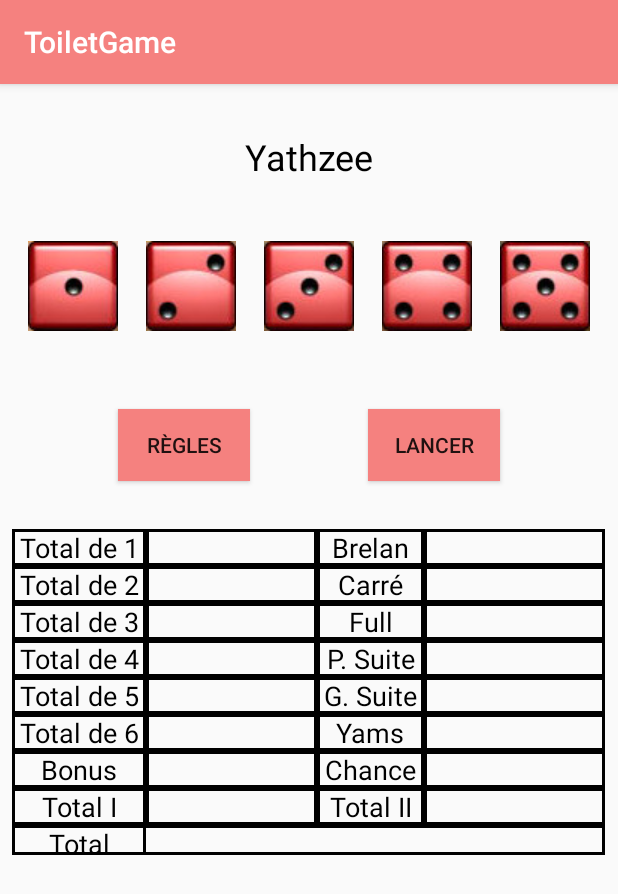
After one commit to AntonnGazagne/ToiletGame, an Android app: the YathzeeActivity screen opened directly, with no data from a screen before it, on a phone screen of 412 x 824 dp. The commit adds this screen. Shown: the top 894 px of the screen. Run offline under Robolectric (Android 15) with nearby library versions, the phone set to English and light mode, and no system bars.

Commit message:
page du yathzee dessiné

```diff
--- a/app/build.gradle
+++ b/app/build.gradle
@@ -24,7 +24,7 @@ android {
 
 dependencies {
     implementation fileTree(dir: 'libs', include: ['*.jar'])
-    implementation"org.jetbrains.kotlin:kotlin-stdlib-jdk7:$kotlin_version"
+    implementation "org.jetbrains.kotlin:kotlin-stdlib-jdk7:$kotlin_version"
     implementation 'com.android.support:appcompat-v7:28.0.0'
     implementation 'com.android.support.constraint:constraint-layout:1.1.3'
     testImplementation 'junit:junit:4.12'
--- a/app/src/main/AndroidManifest.xml
+++ b/app/src/main/AndroidManifest.xml
@@ -9,6 +9,8 @@
             android:roundIcon="@mipmap/ic_launcher_round"
             android:supportsRtl="true"
             android:theme="@style/AppTheme">
+        <activity android:name=".YathzeeActivity">
+        </activity>
         <activity android:name=".MainActivity">
             <intent-filter>
                 <action android:name="android.intent.action.MAIN"/>
--- /dev/null
+++ b/app/src/main/java/fr/isen/toiletgame/YathzeeActivity.kt
@@ -0,0 +1,12 @@
+package fr.isen.toiletgame
+
+import android.support.v7.app.AppCompatActivity
+import android.os.Bundle
+
+class YathzeeActivity : AppCompatActivity() {
+
+    override fun onCreate(savedInstanceState: Bundle?) {
+        super.onCreate(savedInstanceState)
+        setContentView(R.layout.activity_yathzee)
+    }
+}
--- /dev/null
+++ b/app/src/main/res/drawable/border.xml
@@ -0,0 +1,5 @@
+<?xml version="1.0" encoding="utf-8"?>
+<shape xmlns:android="http://schemas.android.com/apk/res/android"
+       android:shape="rectangle">
+    <stroke android:width="3px" android:color="@android:color/black" />
+</shape>
--- /dev/null
+++ b/app/src/main/res/layout/activity_yathzee.xml
@@ -0,0 +1,320 @@
+<?xml version="1.0" encoding="utf-8"?>
+<android.support.constraint.ConstraintLayout
+        xmlns:android="http://schemas.android.com/apk/res/android"
+        xmlns:tools="http://schemas.android.com/tools"
+        xmlns:app="http://schemas.android.com/apk/res-auto"
+        android:layout_width="match_parent"
+        android:layout_height="match_parent"
+        tools:context=".YathzeeActivity">
+    <TableLayout
+            android:layout_width="395dp"
+            android:layout_height="217dp"
+            app:layout_constraintStart_toStartOf="parent" android:layout_marginStart="8dp"
+            android:layout_marginEnd="8dp" app:layout_constraintEnd_toEndOf="parent"
+            app:layout_constraintHorizontal_bias="0.0"
+            android:background="@drawable/border" android:layout_marginTop="32dp"
+            app:layout_constraintTop_toBottomOf="@+id/rulesButton">
+        <TableRow
+                android:layout_width="171dp"
+                android:layout_height="77dp">
+            <TextView
+                    android:text="Total de 1"
+                    android:layout_width="89dp"
+                    android:layout_height="wrap_content" android:id="@+id/sum1View" android:textSize="18sp"
+                    android:textColor="@color/colorAccent" android:lineSpacingExtra="8sp"
+                    android:background="@drawable/border" android:textAlignment="center"/>
+            <TextView
+                    android:layout_width="wrap_content"
+                    android:layout_height="wrap_content" android:id="@+id/sum1ScoreView" android:textSize="18sp"
+                    android:textColor="@color/colorAccent" android:textAlignment="center"
+                    android:lineSpacingExtra="8sp"
+                    android:background="@drawable/border"/>
+            <TextView
+                    android:text="Brelan"
+                    android:layout_width="wrap_content"
+                    android:layout_height="wrap_content" android:id="@+id/brelanView" android:textSize="18sp"
+                    android:textColor="@color/colorAccent" android:lineSpacingExtra="8sp"
+                    android:background="@drawable/border" android:textAlignment="center"/>
+            <TextView
+                    android:layout_width="wrap_content"
+                    android:layout_height="match_parent" android:id="@+id/brelanScoreView" android:textSize="18sp"
+                    android:textColor="@color/colorAccent" android:textAlignment="center"
+                    android:lineSpacingExtra="8sp"
+                    android:background="@drawable/border"/>
+        </TableRow>
+        <TableRow
+                android:layout_width="match_parent"
+                android:layout_height="match_parent">
+            <TextView
+                    android:text="Total de 2"
+                    android:layout_width="wrap_content"
+                    android:layout_height="wrap_content" android:id="@+id/sum2View" android:textSize="18sp"
+                    android:textColor="@color/colorAccent" android:lineSpacingExtra="8sp"
+                    android:background="@drawable/border" android:textAlignment="center"/>
+            <TextView
+                    android:layout_width="wrap_content"
+                    android:layout_height="wrap_content" android:id="@+id/sum2ScoreView" android:textSize="18sp"
+                    android:textColor="@color/colorAccent" android:textAlignment="center"
+                    android:lineSpacingExtra="8sp"
+                    android:background="@drawable/border"
+            />
+            <TextView
+                    android:text="Carré"
+                    android:layout_width="wrap_content"
+                    android:layout_height="wrap_content" android:id="@+id/carreView" android:textSize="18sp"
+                    android:textColor="@color/colorAccent" android:lineSpacingExtra="8sp"
+                    android:background="@drawable/border" android:textAlignment="center"/>
+            <TextView
+                    android:layout_width="wrap_content"
+                    android:layout_height="match_parent" android:id="@+id/carreScoreView" android:textSize="18sp"
+                    android:textColor="@color/colorAccent" android:textAlignment="center"
+                    android:lineSpacingExtra="8sp"
+                    android:background="@drawable/border"/>
+        </TableRow>
+        <TableRow
+                android:layout_width="match_parent"
+                android:layout_height="match_parent">
+            <TextView
+                    android:text="Total de 3"
+                    android:layout_width="wrap_content"
+                    android:layout_height="wrap_content" android:id="@+id/sum3View" android:textSize="18sp"
+                    android:textColor="@color/colorAccent" android:lineSpacingExtra="8sp"
+                    android:background="@drawable/border" android:textAlignment="center"/>
+            <TextView
+                    android:layout_width="wrap_content"
+                    android:layout_height="wrap_content" android:id="@+id/sum3ScoreView" android:textSize="18sp"
+                    android:textColor="@color/colorAccent" android:textAlignment="center"
+                    android:lineSpacingExtra="8sp"
+                    android:background="@drawable/border"/>
+            <TextView
+                    android:text="Full"
+                    android:layout_width="wrap_content"
+                    android:layout_height="wrap_content" android:id="@+id/fullView" android:textSize="18sp"
+                    android:textColor="@color/colorAccent" android:lineSpacingExtra="8sp"
+                    android:background="@drawable/border" android:textAlignment="center"/>
+            <TextView
+                    android:layout_width="wrap_content"
+                    android:layout_height="match_parent" android:id="@+id/fullScoreView" android:textSize="18sp"
+                    android:textColor="@color/colorAccent" android:textAlignment="center"
+                    android:lineSpacingExtra="8sp"
+                    android:background="@drawable/border"/>
+        </TableRow>
+        <TableRow
+                android:layout_width="match_parent"
+                android:layout_height="match_parent">
+            <TextView
+                    android:text="Total de 4"
+                    android:layout_width="wrap_content"
+                    android:layout_height="wrap_content" android:id="@+id/sum4View" android:textSize="18sp"
+                    android:textColor="@color/colorAccent" android:lineSpacingExtra="8sp"
+                    android:background="@drawable/border" android:textAlignment="center"/>
+            <TextView
+                    android:layout_width="wrap_content"
+                    android:layout_height="wrap_content" android:id="@+id/sum4ScoreView" android:textSize="18sp"
+                    android:textColor="@color/colorAccent" android:textAlignment="center"
+                    android:lineSpacingExtra="8sp"
+                    android:background="@drawable/border"/>
+            <TextView
+                    android:text="P. Suite"
+                    android:layout_width="wrap_content"
+                    android:layout_height="wrap_content" android:id="@+id/psuiteView" android:textSize="18sp"
+                    android:textColor="@color/colorAccent" android:lineSpacingExtra="8sp"
+                    android:background="@drawable/border" android:textAlignment="center"/>
+            <TextView
+                    android:layout_width="wrap_content"
+                    android:layout_height="match_parent" android:id="@+id/psuiteScoreView" android:textSize="18sp"
+                    android:textColor="@color/colorAccent" android:textAlignment="center"
+                    android:lineSpacingExtra="8sp"
+                    android:background="@drawable/border"/>
+        </TableRow>
+        <TableRow
+                android:layout_width="match_parent"
+                android:layout_height="match_parent">
+            <TextView
+                    android:text="Total de 5"
+                    android:layout_width="wrap_content"
+                    android:layout_height="wrap_content" android:id="@+id/sum5View" android:textSize="18sp"
+                    android:textColor="@color/colorAccent" android:lineSpacingExtra="8sp"
+                    android:background="@drawable/border" android:textAlignment="center"/>
+            <TextView
+                    android:layout_width="wrap_content"
+                    android:layout_height="wrap_content" android:id="@+id/sum5ScoreView" android:textSize="18sp"
+                    android:textColor="@color/colorAccent" android:textAlignment="center"
+                    android:lineSpacingExtra="8sp"
+                    android:background="@drawable/border"/>
+            <TextView
+                    android:text="G. Suite"
+                    android:layout_width="wrap_content"
+                    android:layout_height="wrap_content" android:id="@+id/gsuiteView" android:textSize="18sp"
+                    android:textColor="@color/colorAccent" android:lineSpacingExtra="8sp"
+                    android:background="@drawable/border" android:textAlignment="center"/>
+            <TextView
+                    android:layout_width="wrap_content"
+                    android:layout_height="match_parent" android:id="@+id/gsuiteScoreView" android:textSize="18sp"
+                    android:textColor="@color/colorAccent" android:textAlignment="center"
+                    android:lineSpacingExtra="8sp"
+                    android:background="@drawable/border"/>
+        </TableRow>
+        <TableRow
+                android:layout_width="match_parent"
+                android:layout_height="match_parent">
+            <TextView
+                    android:text="Total de 6"
+                    android:layout_width="wrap_content"
+                    android:layout_height="match_parent" android:id="@+id/sum6View" android:textSize="18sp"
+                    android:textColor="@color/colorAccent" android:lineSpacingExtra="8sp"
+                    android:background="@drawable/border" android:textAlignment="center"/>
+            <TextView
+                    android:layout_width="wrap_content"
+                    android:layout_height="wrap_content" android:id="@+id/sum6ScoreView" android:textSize="18sp"
+                    android:textColor="@color/colorAccent" android:textAlignment="center"
+                    android:lineSpacingExtra="8sp"
+                    android:background="@drawable/border"/>
+            <TextView
+                    android:text="Yams"
+                    android:layout_width="wrap_content"
+                    android:layout_height="wrap_content" android:id="@+id/yamsView" android:textSize="18sp"
+                    android:textColor="@color/colorAccent" android:lineSpacingExtra="8sp"
+                    android:background="@drawable/border" android:textAlignment="center"/>
+            <TextView
+                    android:layout_width="wrap_content"
+                    android:layout_height="match_parent" android:id="@+id/yamsScoreView" android:textSize="18sp"
+                    android:textColor="@color/colorAccent" android:textAlignment="center"
+                    android:lineSpacingExtra="8sp"
+                    android:background="@drawable/border"/>
+        </TableRow>
+        <TableRow
+                android:layout_width="match_parent"
+                android:layout_height="match_parent">
+            <TextView
+                    android:text="Bonus"
+                    android:layout_width="wrap_content"
+                    android:layout_height="wrap_content" android:id="@+id/bonusView" android:textSize="18sp"
+                    android:textColor="@color/colorAccent" android:textAlignment="center"
+                    android:lineSpacingExtra="8sp"
+                    android:background="@drawable/border"/>
+            <TextView
+                    android:layout_width="wrap_content"
+                    android:layout_height="wrap_content" android:id="@+id/bonusScoreView" android:textSize="18sp"
+                    android:textColor="@color/colorAccent" android:lineSpacingExtra="8sp"
+                    android:background="@drawable/border" android:textAlignment="center"/>
+            <TextView
+                    android:text="Chance"
+                    android:layout_width="71dp"
+                    android:layout_height="wrap_content" android:id="@+id/chanceView" android:textSize="18sp"
+                    android:textColor="@color/colorAccent" android:textAlignment="center"
+                    android:lineSpacingExtra="8sp"
+                    android:background="@drawable/border"/>
+            <TextView
+                    android:layout_width="wrap_content"
+                    android:layout_height="match_parent" android:id="@+id/chanceScoreView" android:textSize="18sp"
+                    android:background="@drawable/border" android:textAlignment="center"
+                    android:textColor="@color/colorAccent"/>
+        </TableRow>
+        <TableRow
+                android:layout_width="match_parent"
+                android:layout_height="match_parent">
+            <TextView
+                    android:text="Total I"
+                    android:layout_width="wrap_content"
+                    android:layout_height="wrap_content" android:id="@+id/total1View" android:textSize="18sp"
+                    android:textColor="@color/colorAccent" android:lineSpacingExtra="8sp"
+                    android:background="@drawable/border" android:textAlignment="center"/>
+            <TextView
+                    android:layout_width="114dp"
+                    android:layout_height="wrap_content" android:id="@+id/total1ScoreView" android:textSize="18sp"
+                    android:textColor="@color/colorAccent" android:textAlignment="center"
+                    android:lineSpacingExtra="8sp"
+                    android:background="@drawable/border"/>
+            <TextView
+                    android:text="Total II"
+                    android:layout_width="wrap_content"
+                    android:layout_height="wrap_content" android:id="@+id/total2View" android:textSize="18sp"
+                    android:textColor="@color/colorAccent" android:lineSpacingExtra="8sp"
+                    android:background="@drawable/border" android:textAlignment="center"/>
+            <TextView
+                    android:layout_width="147dp"
+                    android:layout_height="match_parent" android:id="@+id/total2ScoreView" android:textSize="18sp"
+                    android:textColor="@color/colorAccent" android:textAlignment="center"
+                    android:lineSpacingExtra="8sp"
+                    android:background="@drawable/border"/>
+        </TableRow>
+        <TableRow
+                android:layout_width="match_parent"
+                android:layout_height="201dp"
+                android:background="@drawable/border">
+            <TextView
+                    android:text="Total"
+                    android:layout_width="77dp"
+                    android:layout_height="wrap_content" android:id="@+id/totalView" android:textSize="18sp"
+                    android:textColor="@color/colorAccent" android:lineSpacingExtra="8sp"
+                    android:background="@drawable/border" android:textAlignment="center"/>
+            <TextView
+                    android:layout_width="21dp"
+                    android:layout_height="wrap_content" android:id="@+id/totalScoreView" android:textSize="18sp"
+                    android:textColor="@color/colorAccent" android:textAlignment="center"
+                    android:lineSpacingExtra="8sp"
+            />
+        </TableRow>
+    </TableLayout>
+    <TextView
+            android:text="Yathzee"
+            android:layout_width="wrap_content"
+            android:layout_height="wrap_content"
+            android:id="@+id/yathzeeView" android:layout_marginTop="32dp"
+            app:layout_constraintTop_toTopOf="parent" app:layout_constraintEnd_toEndOf="parent"
+            android:layout_marginEnd="8dp" app:layout_constraintStart_toStartOf="parent"
+            android:layout_marginStart="8dp" android:textSize="24sp" android:textColor="@color/colorAccent"/>
+    <ImageView
+            android:layout_width="wrap_content"
+            android:layout_height="wrap_content" app:srcCompat="@drawable/dice1"
+            android:id="@+id/dice1View"
+            android:layout_marginTop="40dp"
+            app:layout_constraintTop_toBottomOf="@+id/yathzeeView" app:layout_constraintStart_toStartOf="parent"
+            app:layout_constraintHorizontal_bias="0.5" app:layout_constraintEnd_toStartOf="@+id/dice2View"/>
+    <ImageView
+            android:layout_width="wrap_content"
+            android:layout_height="wrap_content" app:srcCompat="@drawable/dice2"
+            android:id="@+id/dice2View"
+            android:layout_marginTop="40dp"
+            app:layout_constraintTop_toBottomOf="@+id/yathzeeView" app:layout_constraintStart_toEndOf="@+id/dice1View"
+            app:layout_constraintHorizontal_bias="0.5" app:layout_constraintEnd_toStartOf="@+id/dice3View"/>
+    <ImageView
+            android:layout_width="wrap_content"
+            android:layout_height="wrap_content" app:srcCompat="@drawable/dice3"
+            android:id="@+id/dice3View"
+            android:layout_marginTop="40dp"
+            app:layout_constraintTop_toBottomOf="@+id/yathzeeView" app:layout_constraintStart_toEndOf="@+id/dice2View"
+            app:layout_constraintHorizontal_bias="0.5" app:layout_constraintEnd_toStartOf="@+id/dice4View"/>
+    <ImageView
+            android:layout_width="wrap_content"
+            android:layout_height="wrap_content" app:srcCompat="@drawable/dice4"
+            android:id="@+id/dice4View"
+            android:layout_marginTop="40dp"
+            app:layout_constraintTop_toBottomOf="@+id/yathzeeView" app:layout_constraintStart_toEndOf="@+id/dice3View"
+            app:layout_constraintHorizontal_bias="0.5" app:layout_constraintEnd_toStartOf="@+id/dice5View"/>
+    <ImageView
+            android:layout_width="wrap_content"
+            android:layout_height="wrap_content" app:srcCompat="@drawable/dice5"
+            android:id="@+id/dice5View"
+            android:layout_marginTop="40dp"
+            app:layout_constraintTop_toBottomOf="@+id/yathzeeView" app:layout_constraintStart_toEndOf="@+id/dice4View"
+            app:layout_constraintHorizontal_bias="0.5" app:layout_constraintEnd_toEndOf="parent"/>
+    <Button
+            android:text="Règles"
+            android:layout_width="wrap_content"
+            android:layout_height="wrap_content"
+            android:id="@+id/rulesButton" android:layout_marginTop="52dp"
+            app:layout_constraintTop_toBottomOf="@+id/dice3View" app:layout_constraintStart_toStartOf="parent"
+            app:layout_constraintHorizontal_bias="0.5" app:layout_constraintEnd_toStartOf="@+id/rollButton"
+            android:background="@color/colorPrimary"
+    />
+    <Button
+            android:text="Lancer"
+            android:layout_width="wrap_content"
+            android:layout_height="wrap_content"
+            android:id="@+id/rollButton" android:layout_marginTop="52dp"
+            app:layout_constraintTop_toBottomOf="@+id/dice3View" app:layout_constraintStart_toEndOf="@+id/rulesButton"
+            app:layout_constraintHorizontal_bias="0.5" app:layout_constraintEnd_toEndOf="parent"
+            android:background="@color/colorPrimary"/>
+</android.support.constraint.ConstraintLayout>
--- a/app/src/main/res/values/colors.xml
+++ b/app/src/main/res/values/colors.xml
@@ -1,6 +1,6 @@
 <?xml version="1.0" encoding="utf-8"?>
 <resources>
-    <color name="colorPrimary">#008577</color>
+    <color name="colorPrimary">#F5817F</color>
     <color name="colorPrimaryDark">#00574B</color>
-    <color name="colorAccent">#D81B60</color>
+    <color name="colorAccent">#000000</color>
 </resources>
```
Also changed, not shown: app/src/main/res/drawable/dice1.png (added), app/src/main/res/drawable/dice2.png (added), app/src/main/res/drawable/dice3.png (added), app/src/main/res/drawable/dice4.png (added), app/src/main/res/drawable/dice5.png (added), app/src/main/res/drawable/dice6.png (added).
